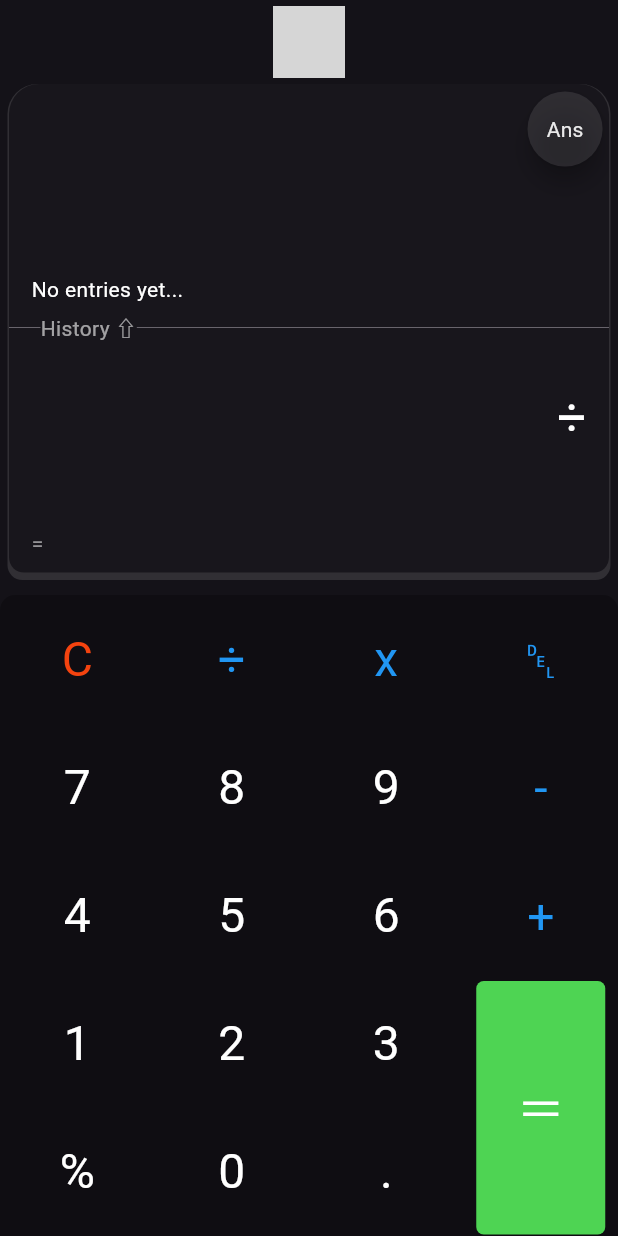
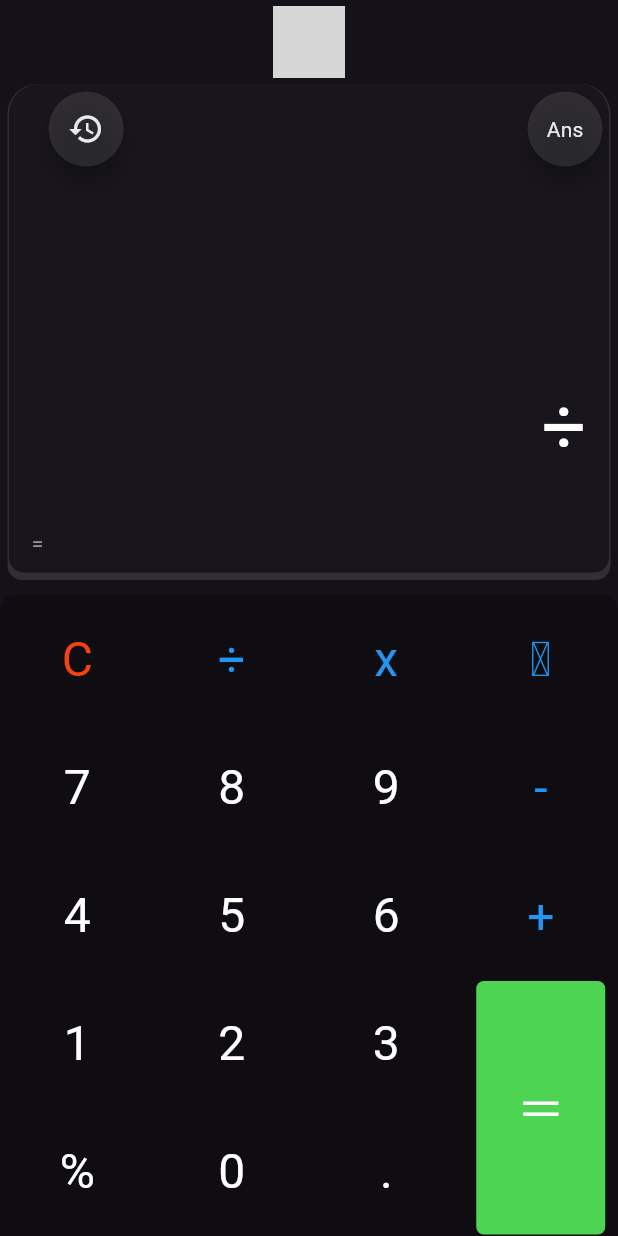
Before and after one commit to ChinepohDivine-f/calculator_, a Flutter app: the screen it shows after launch, after a tap on an icon or button, on a phone screen of 412 x 824 dp. Run offline on Flutter 3.47's test engine with Material 3 defaults, Android fonts, the phone set to English and light mode, and no system bars; our stand-ins replace math_expressions, scroll_to_index; missing offline and left inert: typethis; statements that could not run were skipped; grey boxes are pictures that could not be loaded.

Commit message:
history button added and isreverse variable has been set to be true by defualt.. unless the result bieng displayed

```diff
--- a/lib/views/home_page.dart
+++ b/lib/views/home_page.dart
@@ -22,13 +22,13 @@ class _CalculatorPageState extends State<CalculatorPage> {
   String equation = "0";
   String result = "";
   String expression = "";
-  double equationSize = 34;
+  double equationSize = 52.2;
   double resultSize = 20;
   Color resultColor = Colors.white;
   Color expressionColor = Colors.white70;
   String ans = "";
   bool _isDarkMode = true;
-  bool showCursor = true;
+  bool isReverse = true;
   bool isEnabled = false;
 
   void _toggleTheme(bool newValue) {
@@ -66,13 +66,14 @@ class _CalculatorPageState extends State<CalculatorPage> {
   }
 
   buttonPressed(String buttonText) {
+    isReverse = true;
     setState(() {
       //reset scroll position
       scrollToStart();
       // this sections determines what happens when a button is pressed
       if (buttonText == "C") {
         // change font size to show focus and hierachy
-        equationSize = 34;
+        equationSize = 52.2;
         resultSize = 20;
         // swapp color to show where the focus is at
         expressionColor = Colors.white;
@@ -85,7 +86,7 @@ class _CalculatorPageState extends State<CalculatorPage> {
       } else if (buttonText == "␡") {
         try {
           // change font size to show focus and hierachy
-          equationSize = 34;
+          equationSize = 52.2;
           resultSize = 20;
           // swapp color to show where the focus is at
           expressionColor = Colors.white;
@@ -119,8 +120,9 @@ class _CalculatorPageState extends State<CalculatorPage> {
           equation = "0";
         }
       } else if (buttonText == "＝") {
+        isReverse = false;
         equationSize = 20;
-        resultSize = 34;
+        resultSize = 52.2;
         print(expression);
         // swapp color to show where the focus is at
         resultColor = Colors.white;
@@ -147,7 +149,7 @@ class _CalculatorPageState extends State<CalculatorPage> {
         }
       } else {
         // change font size to show focus and hierachy
-        equationSize = 34;
+        equationSize = 52.2;
         resultSize = 20;
         // swapp color to show where the focus is at
         expressionColor = Colors.white;
@@ -257,6 +259,8 @@ class _CalculatorPageState extends State<CalculatorPage> {
           automaticallyImplyLeading: false,
           backgroundColor: ThemeData.dark().scaffoldBackgroundColor,
           title: _customAppBar(_globalKey)),
+      // bottomSheet: BottomSheet(onClosing: (){}, builder: ),
+
       body: SafeArea(
         child: Column(
           children: [
@@ -301,12 +305,14 @@ class _CalculatorPageState extends State<CalculatorPage> {
                         physics: BouncingScrollPhysics(
                             decelerationRate: ScrollDecelerationRate.fast),
                         shrinkWrap: true,
-                        reverse: true,
+                        reverse: isReverse,
                         // mainAxisAlignment: MainAxisAlignment.end,
                         children: [
-                          Container(
+
+
+                          isReverse ? Container(
                             alignment: Alignment.centerRight,
-                            padding: const EdgeInsets.fromLTRB(15, 40, 15, 5),
+                            padding: const EdgeInsets.fromLTRB(15, 20, 15, 5),
                             child: IntrinsicWidth(
                               child: Row(
                                 mainAxisAlignment:
@@ -334,7 +340,13 @@ class _CalculatorPageState extends State<CalculatorPage> {
                                 ], //calculatorPage
                               ),
                             ),
-                          ),
+                          ) : Text(result,
+                          textAlign: TextAlign.end,
+                                        style: TextStyle(
+                                            fontWeight: FontWeight.w500,
+                                            fontSize: resultSize,
+                                            color: resultColor)),
+
                           // SizedBox(height: 15,),
                           // LinearProgressIndicator(minHeight: 0.025,),
 
@@ -345,96 +357,56 @@ class _CalculatorPageState extends State<CalculatorPage> {
                                 MediaQuery.of(context).size.height * 0.03,
                                 15,
                                 5),
-                            // child: TypeThis(
-                            //     string: equation,
-                            //     speed: 5,
-                            //     style: TextStyle(
-                            //         color: expressionColor,
-                            //         fontSize: equationSize,
-                            //         fontWeight: FontWeight.w400)),
-                            // child: TextField(
-                            //   cursorColor: Colors.blue,
-                            //   cursorHeight: 40,
-                            //   showCursor: showCursor,
-                            //   cursorRadius: Radius.circular(10),
-                            //   cursorOpacityAnimates: true,
-                            //   textAlign: TextAlign.end,
-                            //   textAlignVertical: TextAlignVertical.bottom,
-                            //   // readOnly: true,
-                            //   enabled: isEnabled,
-                            //   focusNode: FocusNode(),
-                            //   decoration: InputDecoration(
-                            //     border: InputBorder.none,
-                            //     hintText: equation,
-                            //     hintStyle: TextStyle(
-                            //         fontWeight: FontWeight.w400,
-                            //         fontSize: equationSize,
-                            //         color: expressionColor),
-                            //   ),
-                            // ),
                             child: Text(equation,
                                 style: TextStyle(
                                     fontWeight: FontWeight.w400,
                                     fontSize: equationSize,
                                     color: expressionColor)),
                           ),
-                          const Row(
-                            children: [
-                              Expanded(
-                                  flex: 1,
-                                  child: Divider(
-                                    thickness: 0.3,
-                                  )),
-                              Text(
-                                'History ⇧',
-                                style: TextStyle(
-                                    color: Colors.white60, fontSize: 14),
-                              ),
-                              Expanded(
-                                  flex: 15,
-                                  child: Divider(
-                                    thickness: 0.3,
-                                  )),
-                            ],
-                          ),
-                          Container(
-                            alignment: Alignment.centerLeft,
-                            padding: const EdgeInsets.fromLTRB(15, 5, 15, 5),
-
-                            // Display the map contents
-                            child: isEmpty()
-                                ? Text('No entries yet...',
-                                    style: TextStyle(color: Colors.white))
-                                : ListView.builder(
-                                    physics: NeverScrollableScrollPhysics(),
-                                    shrinkWrap: true,
-                                    itemCount: history.length,
-                                    itemBuilder: (context, index) {
-                                      String equation =
-                                          history.keys.elementAt(index);
-                                      String result =
-                                          history.values.elementAt(index);
-                                      return ListTile(
-                                        title: Text(
-                                          equation,
-                                          style: TextStyle(
-                                              fontSize: 18,
-                                              fontWeight: FontWeight.w400,
-                                              color: Colors.white),
-                                        ),
-                                        subtitle: Text(
-                                          '\t= ' + result,
-                                          style: TextStyle(
-                                              fontSize: 24,
-                                              fontWeight: FontWeight.w300,
-                                              color: Colors.white54),
-                                        ),
-                                      );
-                                    },
-                                  ),
-                          ),
+                                               // _historyContainer(),
                         ],
                       ),
+                    ),
+                  ),
+                  Positioned(
+                    bottom: MediaQuery.of(context).size.height * 0.0,
+                    right: MediaQuery.of(context).size.width * 0.80,
+                    // left: double.minPositive,
+                    left: MediaQuery.of(context).size.width * 0.025,
+                    top: 5,
+                    child: Row(
+                      crossAxisAlignment: CrossAxisAlignment.start,
+                      mainAxisAlignment: MainAxisAlignment.end,
+                      children: [
+                        SizedBox(
+                          height: 50,
+                          width: 50,
+                          child: FloatingActionButton.extended(
+                              // label: Text('previous save'),
+                              shape: CircleBorder(),
+                              backgroundColor:
+                                  ThemeData.dark().focusColor.withOpacity(0.1),
+                              enableFeedback: true,
+                              onPressed: () {
+                                setState(() {
+                                  //reset position of listview
+                                  scrollToStart();
+                                  // stores the preivious answer
+                                  if (ans == '') {
+                                    return;
+                                  }
+                                  expression = expression + ans;
+                                  String temp = expression;
+                                  equation = temp;
+                                });
+                              },
+                              label: Icon(
+                                Icons.history,
+                                color: Colors.white.withOpacity(0.9),
+                                weight: 0.025,
+                              )),
+                        ),
+                      ],
                     ),
                   ),
                   Positioned(
@@ -458,6 +430,7 @@ class _CalculatorPageState extends State<CalculatorPage> {
                               enableFeedback: true,
                               onPressed: () {
                                 setState(() {
+                                  isReverse = true;
                                   //reset position of listview
                                   scrollToStart();
                                   // stores the preivious answer
@@ -674,11 +647,48 @@ class _CalculatorPageState extends State<CalculatorPage> {
     );
   }
 
+  Container _historyContainer() {
+    return Container(
+      alignment: Alignment.centerLeft,
+      padding: const EdgeInsets.fromLTRB(15, 5, 15, 5),
+
+      // Display the map contents
+      child: isEmpty()
+          ? Text('No entries yet...', style: TextStyle(color: Colors.white))
+          : ListView.builder(
+              physics: NeverScrollableScrollPhysics(),
+              shrinkWrap: true,
+              itemCount: history.length,
+              itemBuilder: (context, index) {
+                String equation = history.keys.elementAt(index);
+                String result = history.values.elementAt(index);
+                return ListTile(
+                  title: Text(
+                    equation,
+                    style: TextStyle(
+                        fontSize: 18,
+                        fontWeight: FontWeight.w400,
+                        color: Colors.white),
+                  ),
+                  subtitle: Text(
+                    '\t= ' + result,
+                    style: TextStyle(
+                        fontSize: 24,
+                        fontWeight: FontWeight.w300,
+                        color: Colors.white54),
+                  ),
+                );
+              },
+            ),
+    );
+  }
+
   Row _customAppBar(_globalKey) {
     return const Row(mainAxisAlignment: MainAxisAlignment.center, children: [
       // IconButton(onPressed: () {print('dont touch me sir...');}, icon: Icon(Icons.menu_rounded, color: Colors.white),),
-       TypeThis(string: 'C  A  L  C  U  L  A  T  O  R',
-       speed: 30,
+      TypeThis(
+          string: 'C  A  L  C  U  L  A  T  O  R',
+          speed: 30,
           style: TextStyle(
               fontFamily: String.fromEnvironment("poppins"),
               fontWeight: FontWeight.bold,
--- a/lib/views/splash.dart
+++ b/lib/views/splash.dart
@@ -16,7 +16,7 @@ class _SplashPageState extends State<SplashPage> {
 
   @override
   Widget build(BuildContext context) {
-    Timer(const Duration(seconds: 3), () {
+    Timer(const Duration(milliseconds: 1500), () {
       Navigator.pushReplacement(context,
           MaterialPageRoute(builder: (context) => const CalculatorPage()));
     });
```
